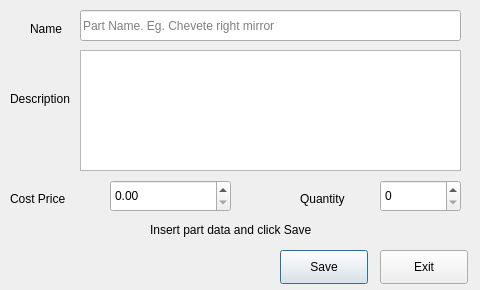
Above: Stock_Add_Part.ui from bedi1982/Oficina before the change. Below: the same form after it.
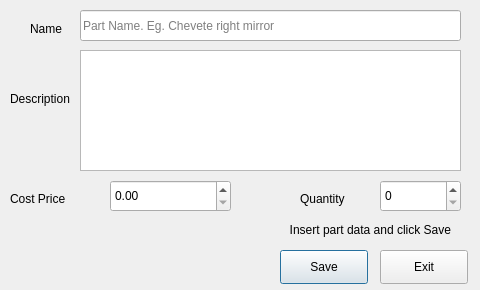
That is the form after the change.

What changed in the file:
```diff
--- a/Stock_Add_Part.ui
+++ b/Stock_Add_Part.ui
@@ -73,7 +73,7 @@
   <widget class="QLabel" name="lbl_Feedback">
    <property name="geometry">
     <rect>
-     <x>150</x>
+     <x>80</x>
      <y>220</y>
      <width>371</width>
      <height>20</height>
@@ -82,6 +82,9 @@
    <property name="text">
     <string>Insert part data and click Save</string>
    </property>
+   <property name="alignment">
+    <set>Qt::AlignRight|Qt::AlignTrailing|Qt::AlignVCenter</set>
+   </property>
   </widget>
   <widget class="QLabel" name="lbl_Cidade">
    <property name="geometry">
```
Left out of the diff: 10 changed lines with no effect on the pictures.
